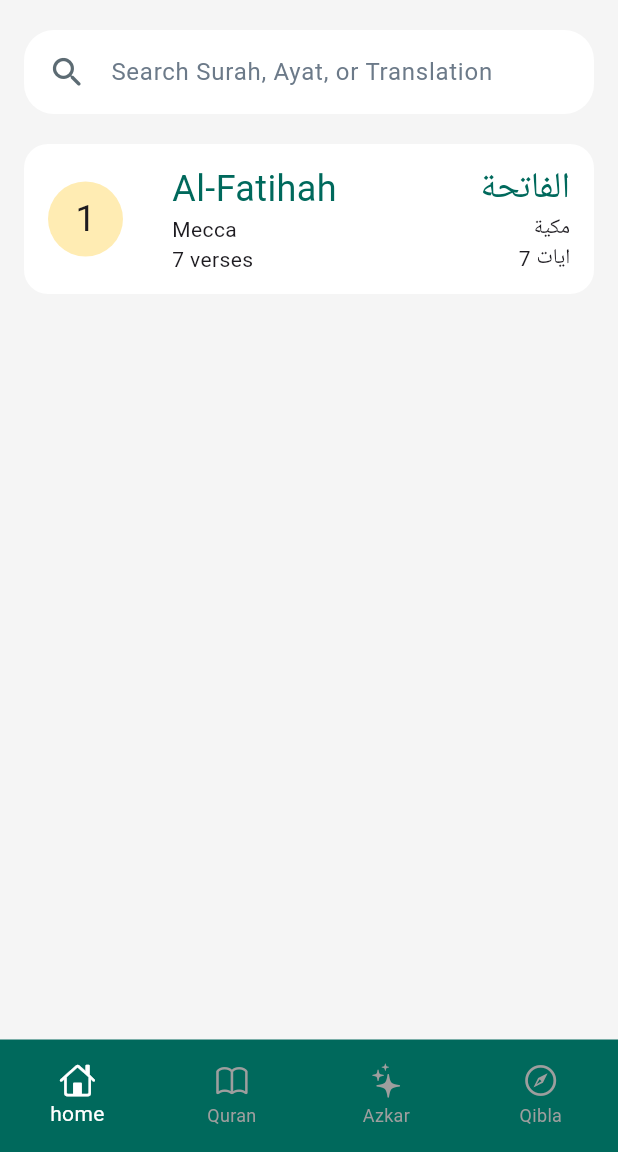
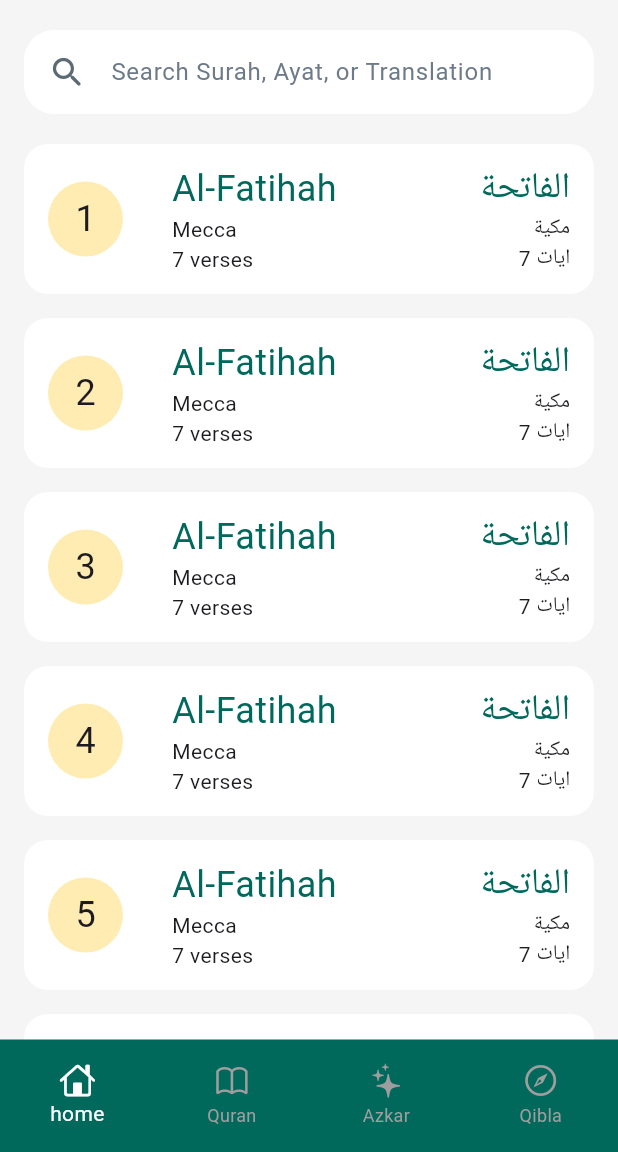
Before and after one commit to MohamedAnis12/sirat, a Flutter app: the screen it shows after launch, swiped to page 2, on a phone screen of 412 x 824 dp, the part 84-1236 px from its top. Run offline on Flutter 3.47's test engine with Material 3 defaults, Android fonts, the phone set to English and light mode, and no system bars; our stand-ins replace gap; missing offline and left inert: donut_chart.

Commit message:
Add CustomSuraCard widget and integrate it into SelectSuraView for improved navigation

```diff
--- a/lib/features/Quran/views/select_sura_view.dart
+++ b/lib/features/Quran/views/select_sura_view.dart
@@ -2,7 +2,9 @@ import 'package:flutter/cupertino.dart';
 import 'package:flutter/material.dart';
 import 'package:gap/gap.dart';
 import 'package:sirat/core/constants/appcolors.dart';
+import 'package:sirat/features/Quran/views/quran_ar_and_en_view.dart';
 import 'package:sirat/features/Quran/widgets/custom_search_bar.dart';
+import 'package:sirat/features/Quran/widgets/custom_sura_card.dart';
 
 class SelectSuraView extends StatelessWidget {
   const SelectSuraView({super.key});
@@ -30,7 +32,20 @@ class SelectSuraView extends StatelessWidget {
           child: Padding(
             padding: const EdgeInsets.symmetric(horizontal: 16.0),
             child: Column(
-              children: [Gap(20), CustomSearchBar(), Gap(20), CustomSuraCard()],
+              children: [
+                Gap(20),
+                CustomSearchBar(),
+                Gap(20),
+
+                ListView.builder(
+                  physics: NeverScrollableScrollPhysics(),
+                  shrinkWrap: true,
+                  itemCount: 10,
+                  itemBuilder: (context, index) {
+                    return CustomSuraCard(index: index+1,);
+                  },
+                ),
+              ],
             ),
           ),
         ),
@@ -38,63 +53,3 @@ class SelectSuraView extends StatelessWidget {
     );
   }
 }
-
-class CustomSuraCard extends StatelessWidget {
-  const CustomSuraCard({super.key});
-
-  @override
-  Widget build(BuildContext context) {
-    return Container(
-      width: double.infinity,
-      height: 100,
-      decoration: BoxDecoration(
-        color: Colors.white,
-        borderRadius: BorderRadius.circular(16),
-      ),
-
-      child: Padding(
-        padding: const EdgeInsets.symmetric(horizontal: 16),
-        child: Row(
-          mainAxisAlignment: MainAxisAlignment.spaceBetween,
-          children: [
-            Container(
-              width: 50,
-              height: 50,
-              decoration: BoxDecoration(
-                color: Colors.amber.shade100,
-                borderRadius: BorderRadius.circular(200),
-              ),
-              child: Center(child: Text("1", style: TextStyle(fontSize: 24))),
-            ),
-            Column(
-              mainAxisAlignment: MainAxisAlignment.center,
-              crossAxisAlignment: CrossAxisAlignment.start,
-              children: [
-                Text(
-                  "Al-Fatihah",
-                  style: TextStyle(fontSize: 24, color: AppColors.mainColor),
-                ),
-                Text("Mecca"),
-                Text("7 verses"),
-              ],
-            ),
-
-            Gap(30),
-            Column(
-              mainAxisAlignment: MainAxisAlignment.center,
-              crossAxisAlignment: CrossAxisAlignment.end,
-              children: [
-                Text(
-                  "الفاتحة",
-                  style: TextStyle(fontSize: 24, color: AppColors.mainColor),
-                ),
-                Text("مكية"),
-                Text("7 ايات"),
-              ],
-            ),
-          ],
-        ),
-      ),
-    );
-  }
-}
--- /dev/null
+++ b/lib/features/Quran/widgets/custom_sura_card.dart
@@ -0,0 +1,80 @@
+import 'package:flutter/cupertino.dart';
+import 'package:flutter/material.dart';
+import 'package:gap/gap.dart';
+import 'package:sirat/core/constants/appcolors.dart';
+import 'package:sirat/features/Quran/views/quran_ar_and_en_view.dart';
+
+class CustomSuraCard extends StatelessWidget {
+  const CustomSuraCard({super.key, required this.index});
+final int index;
+  @override
+  Widget build(BuildContext context) {
+    return Padding(
+      padding: const EdgeInsets.only(bottom: 16.0),
+      child: GestureDetector(
+        onTap: () {
+          Navigator.push(
+            context,
+            MaterialPageRoute(
+              builder: (context) {
+                return QuranArAndEnView();
+              },
+            ),
+          );
+        },
+        child: Container(
+          width: double.infinity,
+          height: 100,
+          decoration: BoxDecoration(
+            color: Colors.white,
+            borderRadius: BorderRadius.circular(16),
+          ),
+
+          child: Padding(
+            padding: const EdgeInsets.symmetric(horizontal: 16),
+            child: Row(
+              mainAxisAlignment: MainAxisAlignment.spaceBetween,
+              children: [
+                Container(
+                  width: 50,
+                  height: 50,
+                  decoration: BoxDecoration(
+                    color: Colors.amber.shade100,
+                    borderRadius: BorderRadius.circular(200),
+                  ),
+                  child: Center(child: Text("$index", style: TextStyle(fontSize: 24))),
+                ),
+                Column(
+                  mainAxisAlignment: MainAxisAlignment.center,
+                  crossAxisAlignment: CrossAxisAlignment.start,
+                  children: [
+                    Text(
+                      "Al-Fatihah",
+                      style: TextStyle(fontSize: 24, color: AppColors.mainColor),
+                    ),
+                    Text("Mecca"),
+                    Text("7 verses"),
+                  ],
+                ),
+
+                Gap(30),
+                Column(
+                  mainAxisAlignment: MainAxisAlignment.center,
+                  crossAxisAlignment: CrossAxisAlignment.end,
+                  children: [
+                    Text(
+                      "الفاتحة",
+                      style: TextStyle(fontSize: 24, color: AppColors.mainColor),
+                    ),
+                    Text("مكية"),
+                    Text("7 ايات"),
+                  ],
+                ),
+              ],
+            ),
+          ),
+        ),
+      ),
+    );
+  }
+}
```
